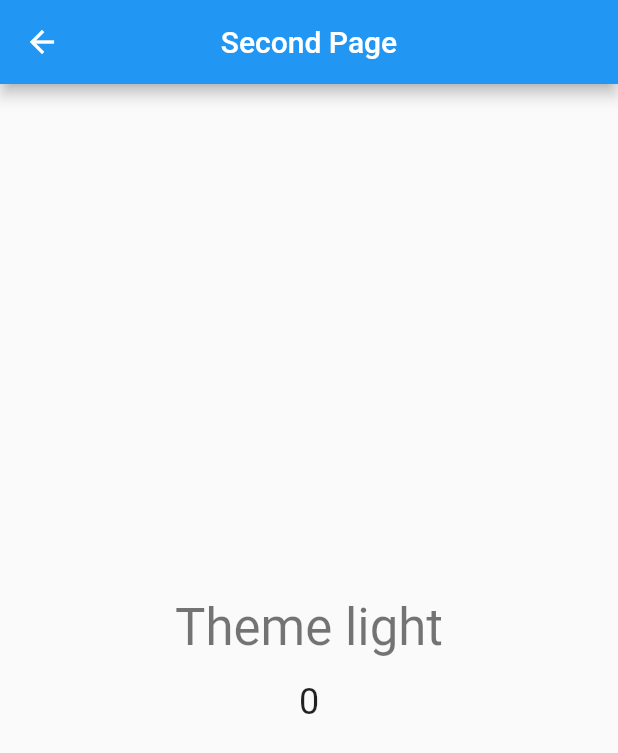
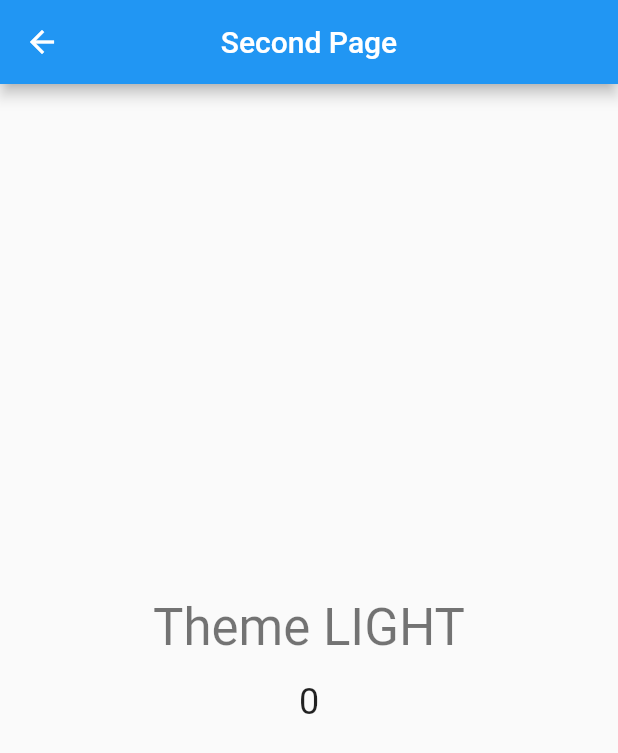
Before and after one commit to tduongtad1304/theme_switch, a Flutter app: the screen it shows after launch, after a tap on "Move to next page", on a phone screen of 412 x 824 dp. Shown: the top 753 px of the screen. Run offline on Flutter 3.47's test engine with Material 2 defaults, Android fonts, the phone set to English and light mode, and no system bars; our stand-ins replace bloc, equatable, flutter_bloc, flutter_switch.

Commit message:
update builder options & enum to string func

```diff
--- a/lib/cubit/theme/theme_state.dart
+++ b/lib/cubit/theme/theme_state.dart
@@ -26,4 +26,7 @@ class ThemeState extends Equatable {
 
   @override
   String toString() => 'ThemeState(theme: $theme)';
+
+  String enumToString() =>
+      theme.toString().split('.').last.split(')').first.toUpperCase();
 }
--- a/lib/main.dart
+++ b/lib/main.dart
@@ -31,8 +31,7 @@ class MyApp extends StatelessWidget {
       ],
       child: BlocConsumer<ThemeCubit, ThemeState>(
         listener: (context, state) => debugPrint(
-          'THEME HAS CHANGED TO ' +
-              state.toString().split('.').last.split(')').first.toUpperCase(),
+          'THEME HAS CHANGED TO ' + state.enumToString(),
         ),
         builder: (context, state) {
           return MaterialApp(
--- a/lib/views/home.dart
+++ b/lib/views/home.dart
@@ -68,16 +68,7 @@ class _MyHomePageState extends State<MyHomePage> {
           children: [
             Text(
               'Switched Theme to ' +
-                  context
-                      .read<ThemeCubit>()
-                      .state
-                      .theme
-                      .toString()
-                      .split('.')
-                      .last
-                      .split(')')
-                      .first
-                      .toUpperCase(),
+                  context.read<ThemeCubit>().state.enumToString(),
               style: Theme.of(context).textTheme.headline5,
             ),
             const SizedBox(height: 16),
--- a/lib/views/second.dart
+++ b/lib/views/second.dart
@@ -18,16 +18,7 @@ class SecondPage extends StatelessWidget {
         mainAxisAlignment: MainAxisAlignment.center,
         children: [
           Text(
-            'Theme ' +
-                context
-                    .read<ThemeCubit>()
-                    .state
-                    .theme
-                    .toString()
-                    .split('.')
-                    .last
-                    .split(')')
-                    .first,
+            'Theme ' + context.read<ThemeCubit>().state.enumToString(),
             style: Theme.of(context).textTheme.headline4,
           ),
           const SizedBox(height: 16),
```
